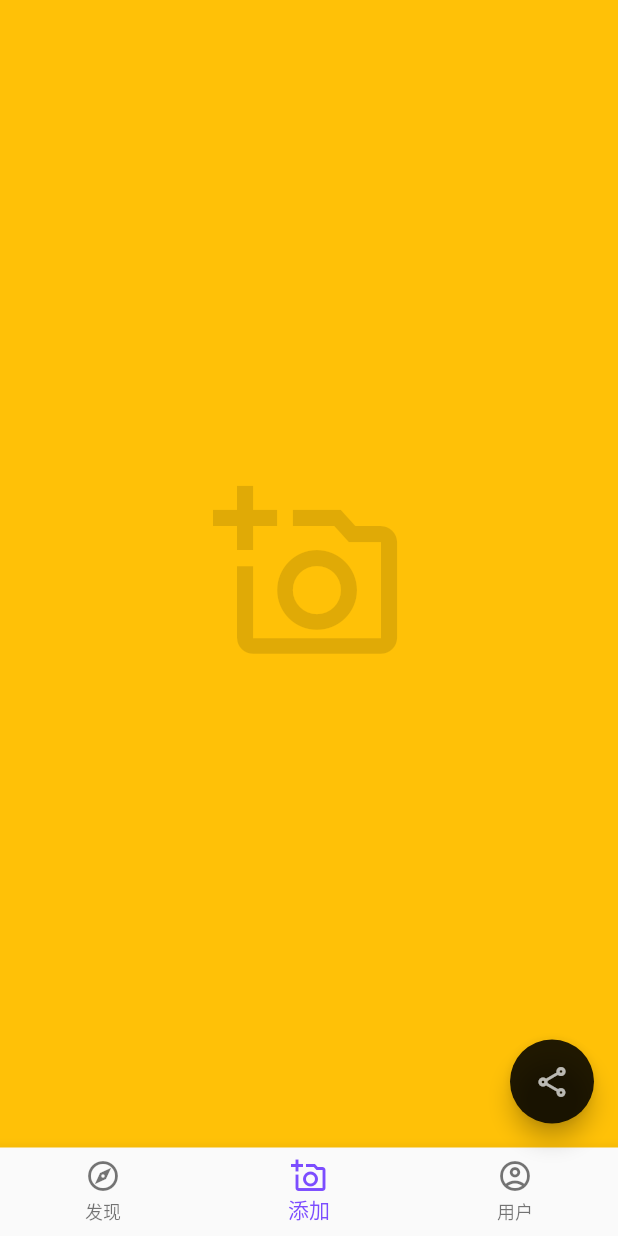
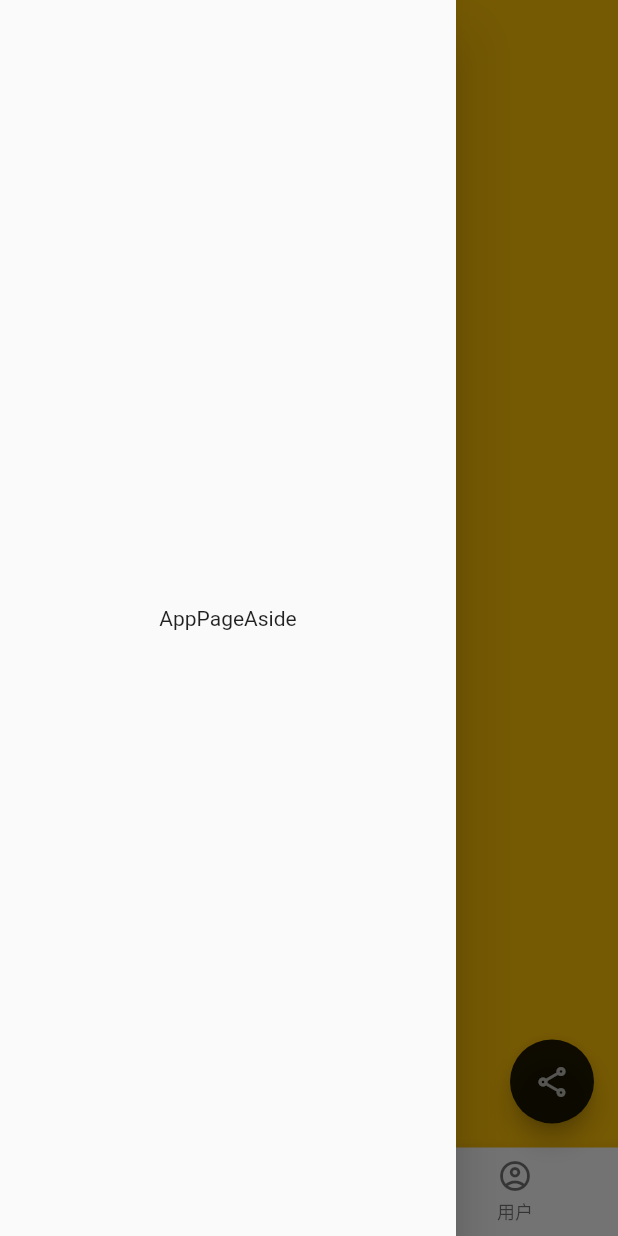
Before and after one commit to ninghao/xb2_flutter, a Flutter app: the screen it shows after launch, item 2 of the bottom bar chosen, with the side drawer open (before the commit the screen has no drawer), on a phone screen of 412 x 824 dp. Run offline on Flutter 3.47's test engine with Material 2 defaults, Android fonts, the phone set to English and light mode, and no system bars.

Commit message:
使用边栏抽屉（Drawer）

```diff
--- a/lib/app/app.dart
+++ b/lib/app/app.dart
@@ -1,5 +1,6 @@
 import 'package:flutter/material.dart';
 import 'package:xb2_flutter/app/components/app_floating_action_button.dart';
+import 'package:xb2_flutter/app/components/app_page_aside.dart';
 import 'package:xb2_flutter/app/components/app_page_bottom.dart';
 import 'package:xb2_flutter/app/components/app_page_header.dart';
 import 'package:xb2_flutter/app/components/app_page_main.dart';
@@ -44,6 +45,7 @@ class _AppState extends State<App> {
             onTap: onTapAppBottomNavigationBarItem,
           ),
           floatingActionButton: AppFloatingActionButton(),
+          drawer: AppPageAside(),
         ),
       ),
     );
--- /dev/null
+++ b/lib/app/components/app_page_aside.dart
@@ -0,0 +1,12 @@
+import 'package:flutter/material.dart';
+
+class AppPageAside extends StatelessWidget {
+  @override
+  Widget build(BuildContext context) {
+    return Drawer(
+      child: Center(
+        child: Text('AppPageAside'),
+      ),
+    );
+  }
+}
--- a/lib/app/components/app_page_header.dart
+++ b/lib/app/components/app_page_header.dart
@@ -10,7 +10,9 @@ class AppPageHeader extends StatelessWidget implements PreferredSizeWidget {
     return AppBar(
       title: AppLogo(),
       leading: IconButton(
-        onPressed: () {},
+        onPressed: () {
+          Scaffold.of(context).openDrawer();
+        },
         icon: Icon(Icons.menu),
       ),
       actions: [
```
